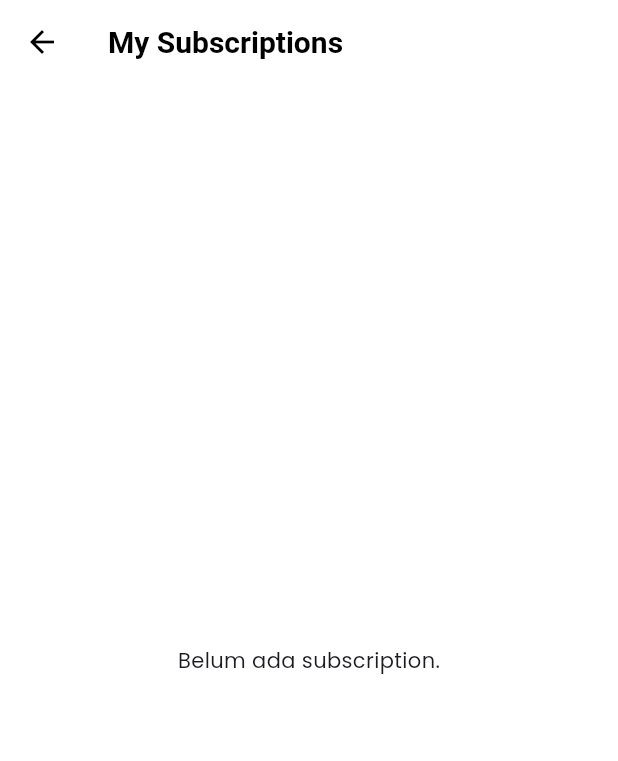
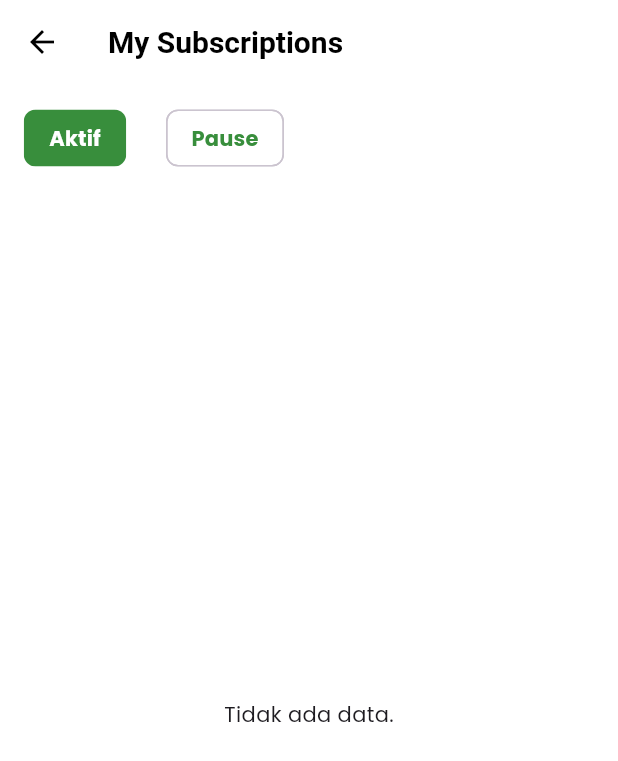
Before and after one commit to ahmadazizfauzi/catering, a Flutter app: the UserSubscriptionScreen screen opened by its route, on a phone screen of 412 x 824 dp. Shown: the top 761 px of the screen. Run offline on Flutter 3.47's test engine with Material 3 defaults, Android fonts, the phone set to English and light mode, and no system bars; our stand-ins replace cloud_firestore, convex_bottom_bar, dropdown_button2, firebase_auth, firebase_core; accounts and stored records are empty.

Commit message:
create ui pause and continue

```diff
--- a/lib/features/subscription/data/repositories/subscription_repository_implementation.dart
+++ b/lib/features/subscription/data/repositories/subscription_repository_implementation.dart
@@ -19,4 +19,9 @@ class SubscriptionRepositoryImplementation implements SubscriptionRepository {
     final models = await remoteDatasource.getSubscriptions(userId: userId);
     return models.map((m) => m.toEntity()).toList();
   }
+
+  @override
+  Future<void> updateStatus(String id, String status) {
+    return remoteDatasource.updateStatus(id, status);
+  }
 }
--- a/lib/features/subscription/domain/repositories/subscription_repository.dart
+++ b/lib/features/subscription/domain/repositories/subscription_repository.dart
@@ -3,4 +3,5 @@ import '../entities/subscription.dart';
 abstract class SubscriptionRepository {
   Future<void> saveSubscription(Subscription subscription, String userId);
   Future<List<Subscription>> getSubscriptions({String? userId});
+  Future<void> updateStatus(String id, String status); // Tambahkan ini
 }
--- /dev/null
+++ b/lib/features/subscription/domain/usecases/update_status_user_subscription_usecase.dart
@@ -0,0 +1,11 @@
+import '../repositories/subscription_repository.dart';
+
+class UpdateStatusUserSubscriptionUsecase {
+  final SubscriptionRepository repository;
+
+  UpdateStatusUserSubscriptionUsecase(this.repository);
+
+  Future<void> call(String id, String status) {
+    return repository.updateStatus(id, status);
+  }
+}
--- a/lib/features/subscription/presentation/pages/user/user_subscription_screen.dart
+++ b/lib/features/subscription/presentation/pages/user/user_subscription_screen.dart
@@ -3,6 +3,7 @@ import 'package:provider/provider.dart';
 import 'package:catering_1/features/subscription/presentation/provider/subscription_provider.dart';
 import 'package:catering_1/features/menu/presentation/widgets/component/card_menu_widget.dart';
 import 'package:firebase_auth/firebase_auth.dart';
+import 'package:catering_1/features/subscription/presentation/widgets/section/filter/filter_user_subscription_section.dart';
 
 class UserSubscriptionScreen extends StatefulWidget {
   final VoidCallback? onMenuPressed;
@@ -14,6 +15,9 @@ class UserSubscriptionScreen extends StatefulWidget {
 }
 
 class _UserSubscriptionScreenState extends State<UserSubscriptionScreen> {
+  int _selectedTab = 0;
+  final List<String> _tabStatus = ['aktif', 'pause', 'cancel'];
+
   @override
   void initState() {
     super.initState();
@@ -30,6 +34,12 @@ class _UserSubscriptionScreenState extends State<UserSubscriptionScreen> {
   Widget build(BuildContext context) {
     final provider = context.watch<SubscriptionProvider>();
     final subscriptions = provider.userSubscriptions;
+    final filtered =
+        subscriptions
+            .where(
+              (sub) => sub.status.toLowerCase() == _tabStatus[_selectedTab],
+            )
+            .toList();
 
     return Scaffold(
       appBar: AppBar(
@@ -42,31 +52,51 @@ class _UserSubscriptionScreenState extends State<UserSubscriptionScreen> {
                 )
                 : null,
       ),
-      body:
+      body: Column(
+        children: [
+          const SizedBox(height: 12),
+          FilterUserSubscriptionSection(
+            selectedIndex: _selectedTab,
+            onChanged: (i) => setState(() => _selectedTab = i),
+          ),
+          const SizedBox(height: 12),
+          Expanded(
+            child:
                 provider.isLoading
                     ? const Center(child: CircularProgressIndicator())
-              : subscriptions.isEmpty
-              ? const Center(child: Text('Belum ada subscription.'))
+                    : filtered.isEmpty
+                    ? const Center(child: Text('Tidak ada data.'))
                     : ListView.builder(
                       padding: const EdgeInsets.all(16),
-                itemCount: subscriptions.length,
+                      itemCount: filtered.length,
                       itemBuilder: (context, index) {
-                  final sub = subscriptions[index];
-                  // CardMenuWidget expects Map<String, String>
+                        final sub = filtered[index];
                         final plan = {
                           'name': sub.plan,
                           'price': 'Rp${sub.totalPrice.toStringAsFixed(0)}',
                           'description':
                               'Meal: ${sub.mealTypes.join(', ')}\nHari: ${sub.deliveryDays.join(', ')}',
-                    'image': '', // Kosongkan atau isi jika ada gambar
                         };
-                  return Stack(
-                    children: [
-                      CardMenuWidget(
+                        return CardMenuWidget(
                           plan: plan,
-                        statusText: "pause",
+                          statusText: sub.status,
+                          onToggleStatus: () async {
+                            final userId =
+                                FirebaseAuth.instance.currentUser?.uid ?? '';
+                            if (userId.isEmpty) return;
+                            final provider =
+                                context.read<SubscriptionProvider>();
+                            final newStatus =
+                                sub.status.toLowerCase() == 'aktif'
+                                    ? 'pause'
+                                    : 'aktif';
+                            await provider.updateStatus(
+                              sub.id!,
+                              newStatus,
+                              userId,
+                            );
+                          },
                           onDetail: () {
-                          // Bisa tampilkan detail subscription jika mau
                             showDialog(
                               context: context,
                               builder:
@@ -89,10 +119,11 @@ class _UserSubscriptionScreenState extends State<UserSubscriptionScreen> {
                                   ),
                             );
                           },
+                        );
+                      },
+                    ),
           ),
         ],
-                  );
-                },
       ),
     );
   }
--- /dev/null
+++ b/lib/features/subscription/presentation/widgets/section/filter/filter_user_subscription_section.dart
@@ -0,0 +1,46 @@
+import 'package:flutter/material.dart';
+import 'package:catering_1/core/colors/app_colors.dart';
+
+class FilterUserSubscriptionSection extends StatelessWidget {
+  final int selectedIndex;
+  final ValueChanged<int> onChanged;
+
+  const FilterUserSubscriptionSection({
+    super.key,
+    required this.selectedIndex,
+    required this.onChanged,
+  });
+
+  @override
+  Widget build(BuildContext context) {
+    final tabs = ['Aktif', 'Pause'];
+
+    return Row(
+      mainAxisAlignment: MainAxisAlignment.start,
+      children: List.generate(tabs.length, (i) {
+        final isSelected = selectedIndex == i;
+        return SizedBox(
+          width: 100,
+          child: Padding(
+            padding: const EdgeInsets.symmetric(horizontal: 4),
+            child: ChoiceChip(
+              label: Text(tabs[i]),
+              selected: isSelected,
+              selectedColor: AppColors.brand['default'],
+              backgroundColor: AppColors.white['default'],
+              labelStyle: TextStyle(
+                color:
+                    isSelected
+                        ? AppColors.white['default']
+                        : AppColors.brand['default'],
+                fontWeight: FontWeight.bold,
+              ),
+              showCheckmark: false,
+              onSelected: (_) => onChanged(i),
+            ),
+          ),
+        );
+      }),
+    );
+  }
+}
--- a/lib/main.dart
+++ b/lib/main.dart
@@ -7,6 +7,7 @@ import 'package:catering_1/features/auth/domain/usecases/logout_usecase.dart';
 import 'package:catering_1/features/auth/domain/usecases/register_usecase.dart';
 import 'package:catering_1/features/auth/presentation/provider/auth_provider.dart';
 import 'package:catering_1/features/subscription/domain/usecases/get_user_subscription.dart';
+import 'package:catering_1/features/subscription/domain/usecases/update_status_user_subscription_usecase.dart';
 import 'package:catering_1/features/testimonial/data/datasources/testimonial_remote_datasource.dart';
 import 'package:catering_1/features/testimonial/data/repositories/testimonial_repository_implementation.dart';
 import 'package:catering_1/features/testimonial/domain/usecases/get_all_testimonial_usecase.dart';
@@ -42,6 +43,11 @@ void main() async {
                   ),
                 ),
                 GetUserSubscriptionUsecase(
+                  SubscriptionRepositoryImplementation(
+                    SubscriptionRemoteDatasource(),
+                  ),
+                ),
+                UpdateStatusUserSubscriptionUsecase(
                   SubscriptionRepositoryImplementation(
                     SubscriptionRemoteDatasource(),
                   ),
--- a/pubspec.yaml
+++ b/pubspec.yaml
@@ -31,6 +31,7 @@ dependencies:
   cloud_firestore: ^5.6.9
   convex_bottom_bar: ^3.2.0
   cupertino_icons: ^1.0.8
+  dropdown_button2: ^2.3.9
   firebase_auth: ^5.6.0
   firebase_core: ^3.14.0
   flutter:
```
Also changed, not shown: lib/core/shared/button/button_shared.dart (+17 -6 lines), lib/core/shared/dropdown/dropdown_shared.dart (added, +77 -0 lines), lib/features/menu/presentation/widgets/component/card_menu_widget.dart (+102 -27 lines), lib/features/subscription/data/datasources/subscription_remote_datasource.dart (+5 -4 lines), lib/features/subscription/presentation/provider/subscription_provider.dart (+20 -1 lines), pubspec.lock. Lines whose indentation alone changed are shown as unchanged.
